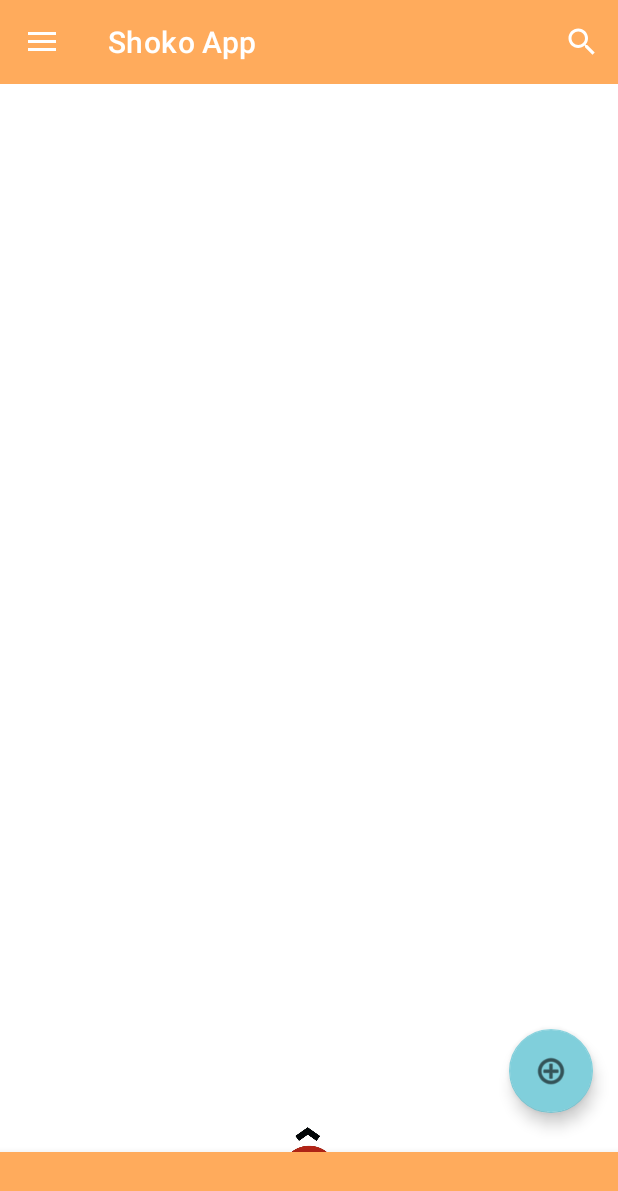
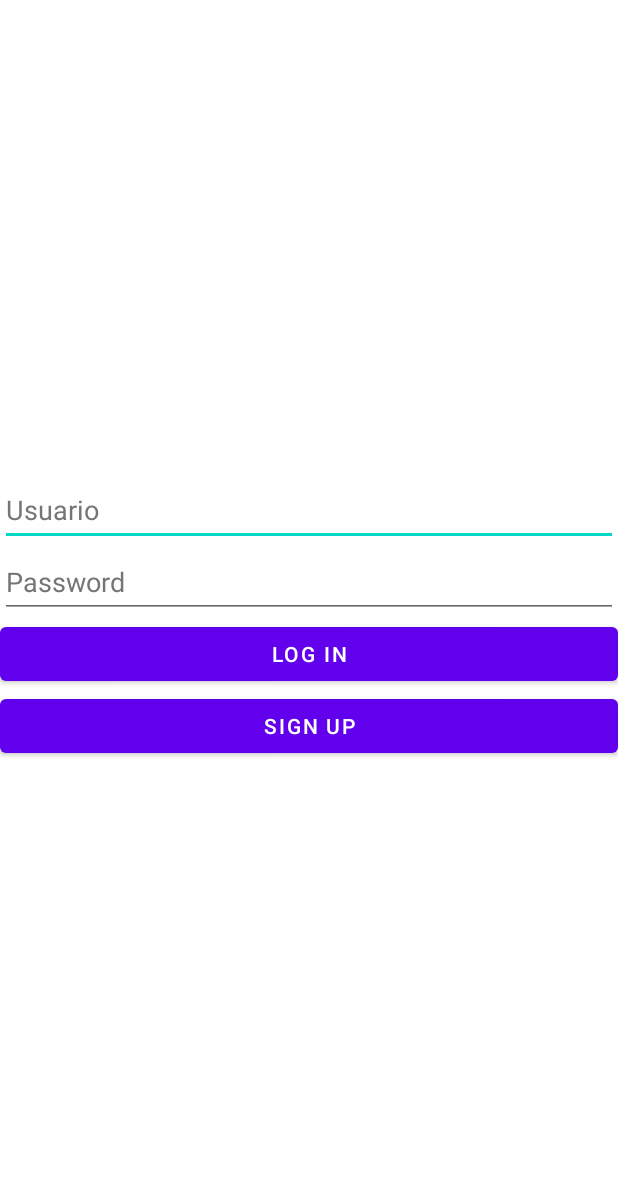
Before and after one commit to Rest-Anime/Shoku-app, an Android app: the screen it shows after launch (MainActivity before the commit, LoginActivity after it), on a phone screen of 412 x 824 dp. Shown: the top 1191 px of the screen. Run offline under Robolectric (Android 15) with nearby library versions, the phone set to English and light mode, and no system bars; our stand-ins replace Firebase (no records; nobody signed in at launch, a user with empty details on screens opened directly).

Commit message:
Add: Login.

```diff
--- a/app/build.gradle
+++ b/app/build.gradle
@@ -44,6 +44,7 @@ dependencies {
     implementation "androidx.cardview:cardview:1.0.0"
     implementation 'com.google.firebase:firebase-database:20.0.3'
     implementation 'androidx.legacy:legacy-support-v4:1.0.0'
+    implementation 'com.google.firebase:firebase-auth:21.0.1'
     testImplementation 'junit:junit:4.+'
     androidTestImplementation 'androidx.test.ext:junit:1.1.2'
     androidTestImplementation 'androidx.test.espresso:espresso-core:3.3.0'
--- /dev/null
+++ b/app/src/main/java/com/example/appAnime/activities/LoginActivity.java
@@ -0,0 +1,71 @@
+package com.example.appAnime.activities;
+
+import android.content.Intent;
+import android.os.Bundle;
+import android.widget.Button;
+import android.widget.TextView;
+import android.widget.Toast;
+
+import androidx.appcompat.app.AppCompatActivity;
+
+import com.example.appAnime.R;
+import com.google.firebase.auth.FirebaseAuth;
+import com.google.firebase.auth.FirebaseUser;
+
+public class LoginActivity extends AppCompatActivity {
+    TextView usuario;
+    TextView password;
+    Button login;
+    Button signUp;
+    FirebaseAuth auth;
+    FirebaseUser user;
+
+    @Override
+    protected void onCreate(Bundle savedInstanceState) {
+        super.onCreate(savedInstanceState);
+        setContentView(R.layout.activity_login);
+        usuario = findViewById(R.id.usuarioTxt);
+        password = findViewById(R.id.passwordTxt);
+        login = findViewById(R.id.loginButton);
+        signUp = findViewById(R.id.signUpButton);
+        auth = FirebaseAuth.getInstance();
+        user = auth.getCurrentUser();
+        if (user != null) {
+            user.reload();
+        }
+        signUp.setOnClickListener(view -> {
+            if (!(usuario.getText().toString().isEmpty() && password.getText().toString().isEmpty())) {
+                auth.createUserWithEmailAndPassword(usuario.getText().toString(),
+                        password.getText().toString()).addOnCompleteListener(task -> {
+                    if (task.isSuccessful()) {
+                        Toast.makeText(getApplicationContext(), "Se ha creado una cuenta " +
+                                        "nueva",
+                                Toast.LENGTH_LONG).show();
+                    } else {
+                        Toast.makeText(getApplicationContext(),
+                                "ha habido un error " + task.getException().getLocalizedMessage(),
+                                Toast.LENGTH_LONG).show();
+                    }
+                });
+            }
+        });
+        login.setOnClickListener(view -> {
+            if (!(usuario.getText().toString().isEmpty() && password.getText().toString().isEmpty())) {
+                auth.signInWithEmailAndPassword(usuario.getText().toString(),
+                        password.getText().toString()).addOnCompleteListener(task -> {
+                    if (task.isSuccessful()) {
+                        Toast.makeText(getApplicationContext(), "Se ha logeado " +
+                                        "correctamente",
+                                Toast.LENGTH_LONG).show();
+                        Intent intent = new Intent(LoginActivity.this, MainActivity.class);
+                        startActivity(intent);
+                    } else {
+                        Toast.makeText(getApplicationContext(),
+                                "ha habido un error " + task.getException().getLocalizedMessage(),
+                                Toast.LENGTH_LONG).show();
+                    }
+                });
+            }
+        });
+    }
+}
--- a/app/src/main/res/layout/activity_credits.xml
+++ b/app/src/main/res/layout/activity_credits.xml
@@ -89,7 +89,7 @@
                 android:layout_height="wrap_content"
                 android:paddingTop="5dp"
                 android:paddingBottom="5dp"
-                android:text="Last Stable version: 0.00.01 at 18/02/22" />
+                android:text="Last Stable version: 0.00.02 at 19/02/22" />
 
             <Button
                 android:id="@+id/divider3"
--- /dev/null
+++ b/app/src/main/res/layout/activity_login.xml
@@ -0,0 +1,54 @@
+<?xml version="1.0" encoding="utf-8"?>
+<androidx.constraintlayout.widget.ConstraintLayout xmlns:android="http://schemas.android.com/apk/res/android"
+    xmlns:app="http://schemas.android.com/apk/res-auto"
+    xmlns:tools="http://schemas.android.com/tools"
+    android:layout_width="match_parent"
+    android:layout_height="match_parent">
+
+    <LinearLayout
+        android:layout_width="0dp"
+        android:layout_height="wrap_content"
+        android:layout_marginTop="1dp"
+        android:layout_marginBottom="1dp"
+        android:baselineAligned="false"
+        android:orientation="vertical"
+        android:textAlignment="textStart"
+        app:layout_constraintBottom_toBottomOf="parent"
+        app:layout_constraintEnd_toEndOf="parent"
+        app:layout_constraintStart_toStartOf="parent"
+        app:layout_constraintTop_toTopOf="parent">
+
+        <EditText
+            android:id="@+id/usuarioTxt"
+            android:layout_width="match_parent"
+            android:layout_height="wrap_content"
+            android:ems="10"
+            android:hint="Usuario"
+            android:inputType="textPersonName"
+            android:minHeight="48dp"
+            android:textColorHint="#757575" />
+
+        <EditText
+            android:id="@+id/passwordTxt"
+            android:layout_width="match_parent"
+            android:layout_height="wrap_content"
+            android:ems="10"
+            android:hint="Password"
+            android:inputType="textPassword"
+            android:minHeight="48dp"
+            android:textColorHint="#757575" />
+
+        <Button
+            android:id="@+id/loginButton"
+            android:layout_width="match_parent"
+            android:layout_height="wrap_content"
+            android:text="Log in" />
+
+        <Button
+            android:id="@+id/signUpButton"
+            android:layout_width="match_parent"
+            android:layout_height="wrap_content"
+            android:text="Sign Up" />
+
+    </LinearLayout>
+</androidx.constraintlayout.widget.ConstraintLayout>
```
Also changed, not shown: app/src/main/AndroidManifest.xml (+7 -8 lines), app/src/main/res/layout/activity_detail.xml (+1 -62 lines).
